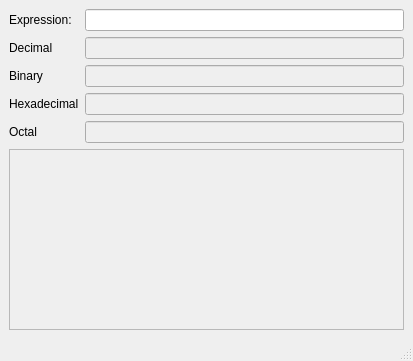
First picture: the form in ui/TestAppMainWindow.ui, repository jgeudens/MathyResurrected, before the edit.
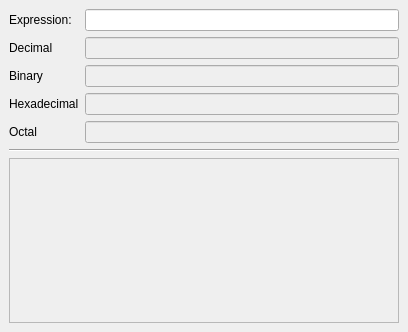
Second picture: the form after the edit. Custom widgets are drawn as their Qt base class.

Commit message: Making MathEvaluator QObject. Implemented remaining parts of test app.

Patch:
```diff
--- a/ui/TestAppMainWindow.ui
+++ b/ui/TestAppMainWindow.ui
@@ -6,8 +6,8 @@
    <rect>
     <x>0</x>
     <y>0</y>
-    <width>413</width>
-    <height>361</height>
+    <width>408</width>
+    <height>332</height>
    </rect>
   </property>
   <property name="windowTitle">
@@ -112,6 +112,13 @@
       </item>
      </layout>
     </item>
+    <item>
+     <widget class="Line" name="line">
+      <property name="orientation">
+       <enum>Qt::Horizontal</enum>
+      </property>
+     </widget>
+    </item>
     <item>
      <widget class="mathy_resurrected::OptionsDialog" name="frameSettings">
       <property name="sizePolicy">
@@ -130,17 +137,6 @@
     </item>
    </layout>
   </widget>
-  <widget class="QMenuBar" name="menubar">
-   <property name="geometry">
-    <rect>
-     <x>0</x>
-     <y>0</y>
-     <width>413</width>
-     <height>21</height>
-    </rect>
-   </property>
-  </widget>
-  <widget class="QStatusBar" name="statusbar"/>
  </widget>
  <customwidgets>
   <customwidget>
```
The commit also changes 14 other files.
